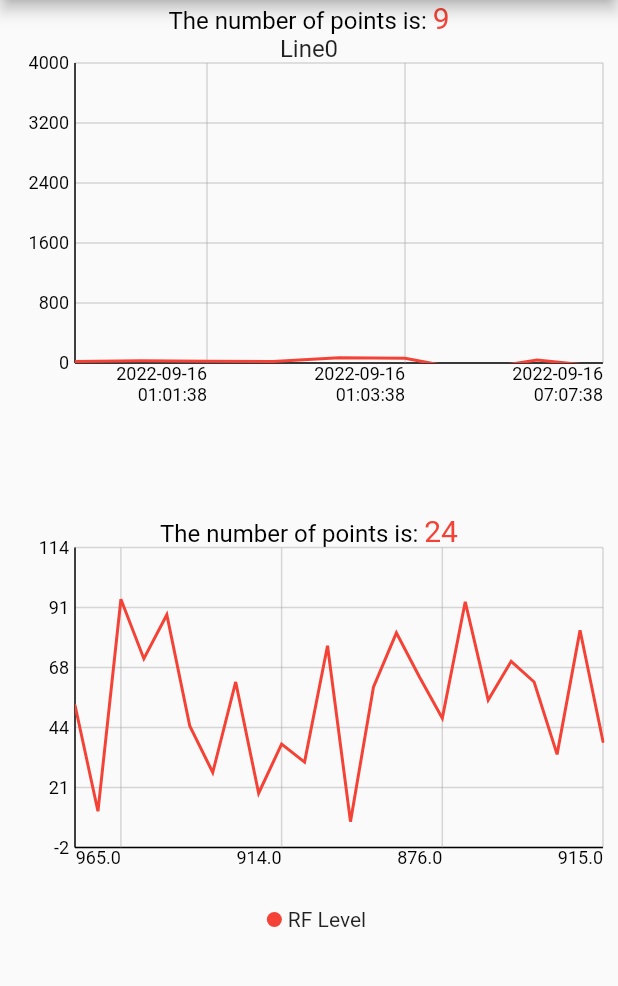
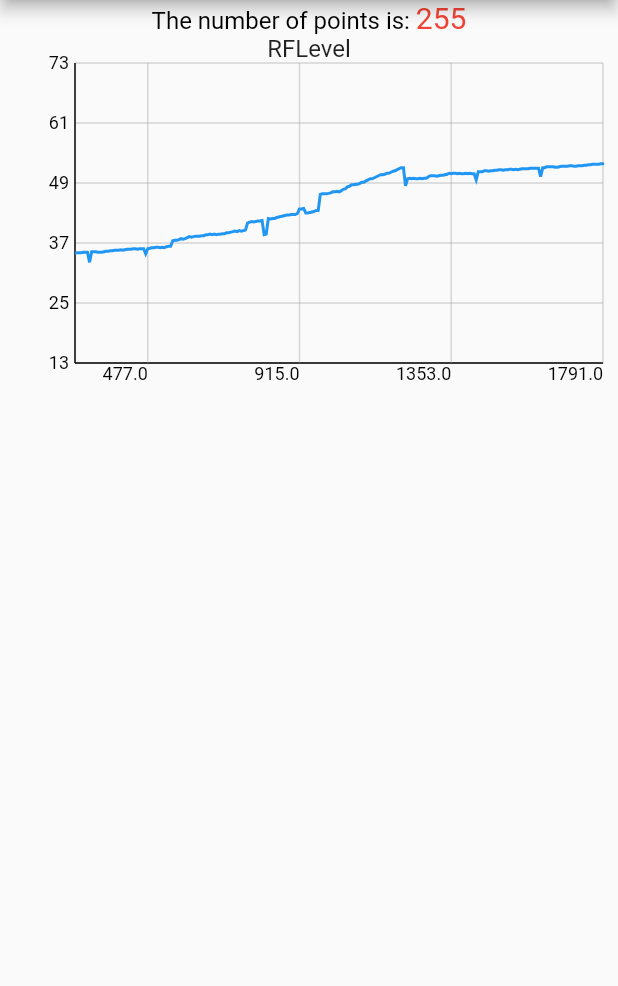
Before and after one commit to henryliang3027/flutter_speed_chart, a Flutter app: the screen it shows after launch, on a phone screen of 412 x 824 dp, the part 84-1070 px from its top. Run offline on Flutter 3.47's test engine with Material 2 defaults, Android fonts, the phone set to English and light mode, and no system bars.

```diff
--- a/example/lib/my_home_page.dart
+++ b/example/lib/my_home_page.dart
@@ -5,6 +5,7 @@ import 'package:example/data_3_3.dart';
 import 'package:example/data_3_3_3.dart';
 import 'package:example/data_3_3_3_3.dart';
 import 'package:example/data_dsim_1.dart';
+import 'package:example/rf_data_1.dart';
 import 'package:flutter/material.dart';
 import 'package:flutter_speed_chart/speed_chart.dart';
 
@@ -37,6 +38,7 @@ class _MyHomePageState extends State<MyHomePage> {
   List<LineSeries> _lineSeriesCollectionDsimAPT = [];
   List<LineSeries> _lineSeriesCollectionDsimVoltage = [];
   List<LineSeries> _lineSeriesCollection1p8G1 = [];
+  List<LineSeries> _lineSeriesCollection1p8GRFOutputs = [];
 
   LineSeries _getChartData({
     required List data,
@@ -227,6 +229,14 @@ class _MyHomePageState extends State<MyHomePage> {
         name: 'RF Level',
       ),
     ];
+
+    _lineSeriesCollection1p8GRFOutputs = [
+      _getGenericTypeChartData(
+        data: rfOutputs,
+        color: Colors.blue,
+        name: 'RFLevel',
+      ),
+    ];
   }
 
   @override
@@ -262,11 +272,11 @@ class _MyHomePageState extends State<MyHomePage> {
             //   height: 30.0,
             // ),
             _Counter(
-              lineSeriesCollection: _lineSeriesCollection0,
+              lineSeriesCollection: _lineSeriesCollection1p8GRFOutputs,
             ),
             SpeedLineChart(
-              lineSeriesCollection: _lineSeriesCollection0,
-              title: _lineSeriesCollection0[0].name,
+              lineSeriesCollection: _lineSeriesCollection1p8GRFOutputs,
+              title: _lineSeriesCollection1p8GRFOutputs[0].name,
               showLegend: false,
             ),
             const SizedBox(
@@ -322,16 +332,16 @@ class _MyHomePageState extends State<MyHomePage> {
             //   showLegend: true,
             // ),
 
-            const SizedBox(
-              height: 30.0,
-            ),
-            _Counter(
-              lineSeriesCollection: _lineSeriesCollection1p8G1,
-            ),
-            SpeedLineChart(
-              lineSeriesCollection: _lineSeriesCollection1p8G1,
-              showLegend: true,
-            ),
+            // const SizedBox(
+            //   height: 30.0,
+            // ),
+            // _Counter(
+            //   lineSeriesCollection: _lineSeriesCollection1p8G1,
+            // ),
+            // SpeedLineChart(
+            //   lineSeriesCollection: _lineSeriesCollection1p8G1,
+            //   showLegend: true,
+            // ),
           ],
         ),
       ),
--- /dev/null
+++ b/example/lib/rf_data_1.dart
@@ -0,0 +1,257 @@
+List rfOutputs = [
+  {"freq": "261", "level": "35.0"},
+  {"freq": "267", "level": "35.1"},
+  {"freq": "273", "level": "35.1"},
+  {"freq": "279", "level": "35.1"},
+  {"freq": "285", "level": "35.2"},
+  {"freq": "291", "level": "35.2"},
+  {"freq": "297", "level": "35.2"},
+  {"freq": "303", "level": "33.2"},
+  {"freq": "309", "level": "35.3"},
+  {"freq": "315", "level": "35.3"},
+  {"freq": "321", "level": "35.3"},
+  {"freq": "327", "level": "35.2"},
+  {"freq": "333", "level": "35.2"},
+  {"freq": "339", "level": "35.2"},
+  {"freq": "345", "level": "35.3"},
+  {"freq": "357", "level": "35.4"},
+  {"freq": "363", "level": "35.4"},
+  {"freq": "369", "level": "35.5"},
+  {"freq": "375", "level": "35.5"},
+  {"freq": "381", "level": "35.6"},
+  {"freq": "387", "level": "35.6"},
+  {"freq": "393", "level": "35.6"},
+  {"freq": "399", "level": "35.7"},
+  {"freq": "405", "level": "35.6"},
+  {"freq": "411", "level": "35.7"},
+  {"freq": "417", "level": "35.8"},
+  {"freq": "423", "level": "35.8"},
+  {"freq": "429", "level": "35.8"},
+  {"freq": "435", "level": "35.9"},
+  {"freq": "441", "level": "35.9"},
+  {"freq": "447", "level": "35.8"},
+  {"freq": "453", "level": "35.9"},
+  {"freq": "459", "level": "35.9"},
+  {"freq": "465", "level": "35.9"},
+  {"freq": "471", "level": "34.9"},
+  {"freq": "477", "level": "35.9"},
+  {"freq": "483", "level": "36.0"},
+  {"freq": "489", "level": "36.1"},
+  {"freq": "495", "level": "36.1"},
+  {"freq": "501", "level": "36.2"},
+  {"freq": "507", "level": "36.2"},
+  {"freq": "513", "level": "36.1"},
+  {"freq": "519", "level": "36.2"},
+  {"freq": "525", "level": "36.1"},
+  {"freq": "531", "level": "36.3"},
+  {"freq": "537", "level": "36.4"},
+  {"freq": "543", "level": "36.4"},
+  {"freq": "549", "level": "37.5"},
+  {"freq": "555", "level": "37.6"},
+  {"freq": "561", "level": "37.6"},
+  {"freq": "567", "level": "37.7"},
+  {"freq": "573", "level": "37.9"},
+  {"freq": "579", "level": "37.8"},
+  {"freq": "585", "level": "37.9"},
+  {"freq": "591", "level": "38.1"},
+  {"freq": "597", "level": "38.3"},
+  {"freq": "603", "level": "38.2"},
+  {"freq": "609", "level": "38.3"},
+  {"freq": "615", "level": "38.4"},
+  {"freq": "621", "level": "38.4"},
+  {"freq": "627", "level": "38.4"},
+  {"freq": "633", "level": "38.5"},
+  {"freq": "639", "level": "38.5"},
+  {"freq": "645", "level": "38.7"},
+  {"freq": "651", "level": "38.7"},
+  {"freq": "657", "level": "38.8"},
+  {"freq": "663", "level": "38.7"},
+  {"freq": "669", "level": "38.8"},
+  {"freq": "675", "level": "38.7"},
+  {"freq": "681", "level": "38.8"},
+  {"freq": "687", "level": "38.8"},
+  {"freq": "693", "level": "38.9"},
+  {"freq": "699", "level": "38.9"},
+  {"freq": "705", "level": "39.1"},
+  {"freq": "711", "level": "39.1"},
+  {"freq": "717", "level": "39.2"},
+  {"freq": "723", "level": "39.3"},
+  {"freq": "729", "level": "39.4"},
+  {"freq": "735", "level": "39.3"},
+  {"freq": "741", "level": "39.5"},
+  {"freq": "747", "level": "39.4"},
+  {"freq": "753", "level": "39.5"},
+  {"freq": "759", "level": "39.6"},
+  {"freq": "765", "level": "41.0"},
+  {"freq": "771", "level": "41.2"},
+  {"freq": "777", "level": "41.3"},
+  {"freq": "783", "level": "41.2"},
+  {"freq": "789", "level": "41.3"},
+  {"freq": "795", "level": "41.4"},
+  {"freq": "801", "level": "41.4"},
+  {"freq": "807", "level": "41.5"},
+  {"freq": "813", "level": "38.7"},
+  {"freq": "819", "level": "38.8"},
+  {"freq": "825", "level": "41.9"},
+  {"freq": "831", "level": "41.8"},
+  {"freq": "837", "level": "41.9"},
+  {"freq": "843", "level": "41.9"},
+  {"freq": "849", "level": "42.1"},
+  {"freq": "855", "level": "42.2"},
+  {"freq": "861", "level": "42.3"},
+  {"freq": "867", "level": "42.4"},
+  {"freq": "873", "level": "42.5"},
+  {"freq": "879", "level": "42.6"},
+  {"freq": "885", "level": "42.6"},
+  {"freq": "891", "level": "42.7"},
+  {"freq": "897", "level": "42.7"},
+  {"freq": "903", "level": "42.7"},
+  {"freq": "909", "level": "42.9"},
+  {"freq": "915", "level": "43.8"},
+  {"freq": "921", "level": "43.8"},
+  {"freq": "927", "level": "43.9"},
+  {"freq": "933", "level": "43.0"},
+  {"freq": "939", "level": "43.0"},
+  {"freq": "945", "level": "43.1"},
+  {"freq": "951", "level": "43.2"},
+  {"freq": "957", "level": "43.3"},
+  {"freq": "963", "level": "43.5"},
+  {"freq": "969", "level": "43.5"},
+  {"freq": "975", "level": "46.7"},
+  {"freq": "981", "level": "46.8"},
+  {"freq": "987", "level": "46.8"},
+  {"freq": "993", "level": "46.8"},
+  {"freq": "999", "level": "46.9"},
+  {"freq": "1005", "level": "47.0"},
+  {"freq": "1011", "level": "47.2"},
+  {"freq": "1017", "level": "47.2"},
+  {"freq": "1023", "level": "47.3"},
+  {"freq": "1029", "level": "47.2"},
+  {"freq": "1035", "level": "47.4"},
+  {"freq": "1041", "level": "47.7"},
+  {"freq": "1047", "level": "47.8"},
+  {"freq": "1053", "level": "48.2"},
+  {"freq": "1059", "level": "48.3"},
+  {"freq": "1065", "level": "48.6"},
+  {"freq": "1071", "level": "48.6"},
+  {"freq": "1077", "level": "48.7"},
+  {"freq": "1083", "level": "48.7"},
+  {"freq": "1089", "level": "48.9"},
+  {"freq": "1095", "level": "49.1"},
+  {"freq": "1101", "level": "49.1"},
+  {"freq": "1107", "level": "49.4"},
+  {"freq": "1113", "level": "49.6"},
+  {"freq": "1119", "level": "49.8"},
+  {"freq": "1125", "level": "49.8"},
+  {"freq": "1131", "level": "50.0"},
+  {"freq": "1137", "level": "50.2"},
+  {"freq": "1143", "level": "50.4"},
+  {"freq": "1149", "level": "50.6"},
+  {"freq": "1155", "level": "50.6"},
+  {"freq": "1161", "level": "50.7"},
+  {"freq": "1167", "level": "50.9"},
+  {"freq": "1173", "level": "50.9"},
+  {"freq": "1179", "level": "51.1"},
+  {"freq": "1185", "level": "51.3"},
+  {"freq": "1191", "level": "51.4"},
+  {"freq": "1197", "level": "51.6"},
+  {"freq": "1203", "level": "51.8"},
+  {"freq": "1209", "level": "52.0"},
+  {"freq": "1215", "level": "52.0"},
+  {"freq": "1221", "level": "48.4"},
+  {"freq": "1227", "level": "49.8"},
+  {"freq": "1233", "level": "49.9"},
+  {"freq": "1239", "level": "49.8"},
+  {"freq": "1245", "level": "49.9"},
+  {"freq": "1251", "level": "49.8"},
+  {"freq": "1257", "level": "49.8"},
+  {"freq": "1263", "level": "49.9"},
+  {"freq": "1269", "level": "49.8"},
+  {"freq": "1275", "level": "49.9"},
+  {"freq": "1281", "level": "49.9"},
+  {"freq": "1287", "level": "50.2"},
+  {"freq": "1293", "level": "50.4"},
+  {"freq": "1299", "level": "50.4"},
+  {"freq": "1305", "level": "50.4"},
+  {"freq": "1311", "level": "50.3"},
+  {"freq": "1317", "level": "50.4"},
+  {"freq": "1323", "level": "50.5"},
+  {"freq": "1329", "level": "50.5"},
+  {"freq": "1335", "level": "50.6"},
+  {"freq": "1341", "level": "50.7"},
+  {"freq": "1347", "level": "50.9"},
+  {"freq": "1353", "level": "50.8"},
+  {"freq": "1359", "level": "50.9"},
+  {"freq": "1365", "level": "50.9"},
+  {"freq": "1371", "level": "50.8"},
+  {"freq": "1377", "level": "50.9"},
+  {"freq": "1383", "level": "50.8"},
+  {"freq": "1389", "level": "50.8"},
+  {"freq": "1395", "level": "50.9"},
+  {"freq": "1401", "level": "50.8"},
+  {"freq": "1407", "level": "50.9"},
+  {"freq": "1413", "level": "50.8"},
+  {"freq": "1419", "level": "50.8"},
+  {"freq": "1425", "level": "49.6"},
+  {"freq": "1431", "level": "51.2"},
+  {"freq": "1437", "level": "51.2"},
+  {"freq": "1443", "level": "51.2"},
+  {"freq": "1449", "level": "51.4"},
+  {"freq": "1455", "level": "51.4"},
+  {"freq": "1461", "level": "51.3"},
+  {"freq": "1467", "level": "51.4"},
+  {"freq": "1473", "level": "51.4"},
+  {"freq": "1479", "level": "51.5"},
+  {"freq": "1485", "level": "51.5"},
+  {"freq": "1491", "level": "51.6"},
+  {"freq": "1497", "level": "51.6"},
+  {"freq": "1503", "level": "51.5"},
+  {"freq": "1509", "level": "51.6"},
+  {"freq": "1515", "level": "51.6"},
+  {"freq": "1521", "level": "51.7"},
+  {"freq": "1527", "level": "51.7"},
+  {"freq": "1533", "level": "51.6"},
+  {"freq": "1539", "level": "51.7"},
+  {"freq": "1545", "level": "51.6"},
+  {"freq": "1551", "level": "51.7"},
+  {"freq": "1557", "level": "51.8"},
+  {"freq": "1563", "level": "51.8"},
+  {"freq": "1569", "level": "51.8"},
+  {"freq": "1575", "level": "51.8"},
+  {"freq": "1581", "level": "51.9"},
+  {"freq": "1587", "level": "51.9"},
+  {"freq": "1593", "level": "51.9"},
+  {"freq": "1599", "level": "51.9"},
+  {"freq": "1605", "level": "51.9"},
+  {"freq": "1611", "level": "50.2"},
+  {"freq": "1617", "level": "52.0"},
+  {"freq": "1623", "level": "52.0"},
+  {"freq": "1629", "level": "52.2"},
+  {"freq": "1635", "level": "52.2"},
+  {"freq": "1641", "level": "52.2"},
+  {"freq": "1647", "level": "52.2"},
+  {"freq": "1653", "level": "52.1"},
+  {"freq": "1659", "level": "52.1"},
+  {"freq": "1665", "level": "52.2"},
+  {"freq": "1671", "level": "52.3"},
+  {"freq": "1677", "level": "52.3"},
+  {"freq": "1683", "level": "52.3"},
+  {"freq": "1689", "level": "52.3"},
+  {"freq": "1695", "level": "52.4"},
+  {"freq": "1701", "level": "52.4"},
+  {"freq": "1707", "level": "52.3"},
+  {"freq": "1713", "level": "52.3"},
+  {"freq": "1719", "level": "52.4"},
+  {"freq": "1725", "level": "52.4"},
+  {"freq": "1731", "level": "52.4"},
+  {"freq": "1737", "level": "52.5"},
+  {"freq": "1743", "level": "52.5"},
+  {"freq": "1749", "level": "52.6"},
+  {"freq": "1755", "level": "52.6"},
+  {"freq": "1761", "level": "52.7"},
+  {"freq": "1767", "level": "52.7"},
+  {"freq": "1773", "level": "52.7"},
+  {"freq": "1779", "level": "52.7"},
+  {"freq": "1785", "level": "52.8"},
+  {"freq": "1791", "level": "52.8"}
+];
--- a/lib/src/line_chart_painter.dart
+++ b/lib/src/line_chart_painter.dart
@@ -83,7 +83,7 @@ class LineChartPainter extends CustomPainter {
     double closestDistance = double.infinity;
     int? closestIndex;
 
-    if (longestLineSeriesX.dataMap.isNotEmpty) {
+    if (longestLineSeriesX.dataList.isNotEmpty) {
       // for (DateTime dateTime in longestLineSeriesX.dataMap.keys) {
       //   // because sthe start point of line series is in canvas.translate(leftOffset + offset, 0);
       //   // add offsetX to adjust the difference between target datetime and min datetime
@@ -99,7 +99,7 @@ class LineChartPainter extends CustomPainter {
       //   }
       // }
 
-      for (int i = 0; i < longestLineSeriesX.dataMap.length; i++) {
+      for (int i = 0; i < longestLineSeriesX.dataList.length; i++) {
         // because sthe start point of line series is in canvas.translate(leftOffset + offset, 0);
         // add offsetX to adjust the difference between target datetime and min datetime
         double distance = (i * xStep + offsetX - x).abs();
@@ -344,16 +344,19 @@ class LineChartPainter extends CustomPainter {
           _verticalLinePaint,
         );
 
-        List<dynamic> keys = longestLineSeriesX.dataMap.keys.toList();
         String formatXLabel = '';
 
-        if (keys[closestIndex] is DateTime) {
-          formatXLabel = _formatDate(keys[closestIndex]);
+        if (longestLineSeriesX.dataList[closestIndex].x is DateTime) {
+          DateTime closestDateTime =
+              longestLineSeriesX.dataList[closestIndex].x as DateTime;
+          formatXLabel = _formatDate(closestDateTime);
         } else {
-          formatXLabel = keys[closestIndex].toString();
+          int closestX = longestLineSeriesX.dataList[closestIndex].x as int;
+          formatXLabel = closestX.toString();
         }
 
-        List<Map<int, double?>> valueMapList = _getYByX(keys[closestIndex]);
+        List<Map<int, double?>> valueMapList =
+            _getYByX(longestLineSeriesX.dataList[closestIndex].x);
 
         Map<int, String> tips = {-1: formatXLabel};
 
```
